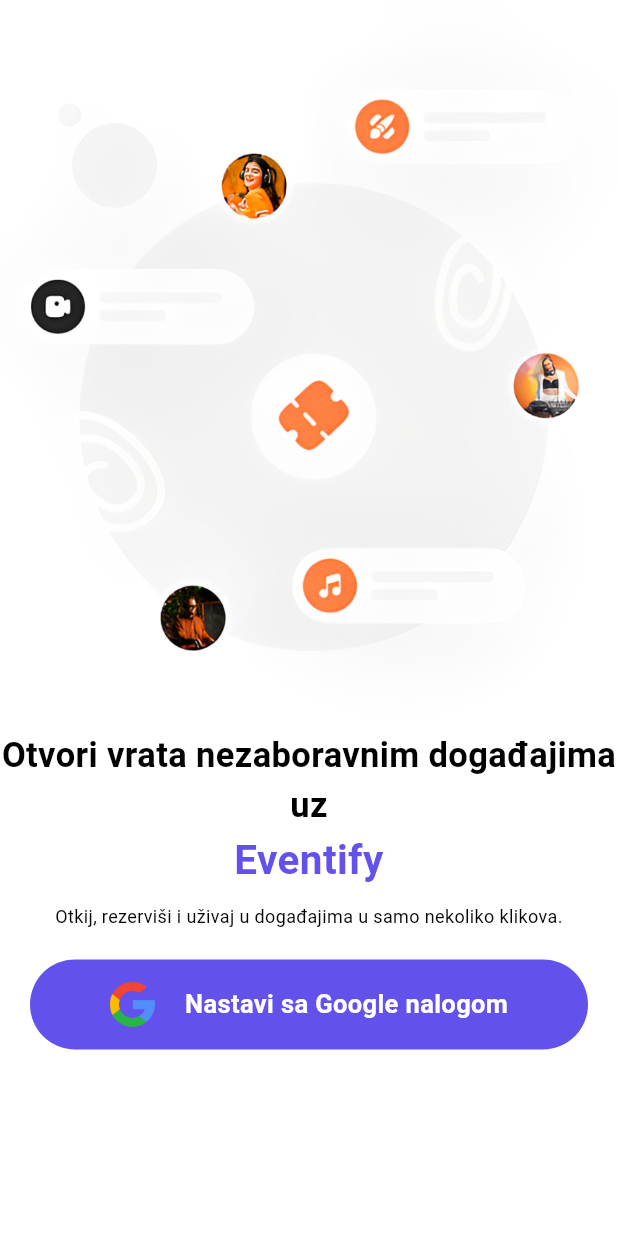
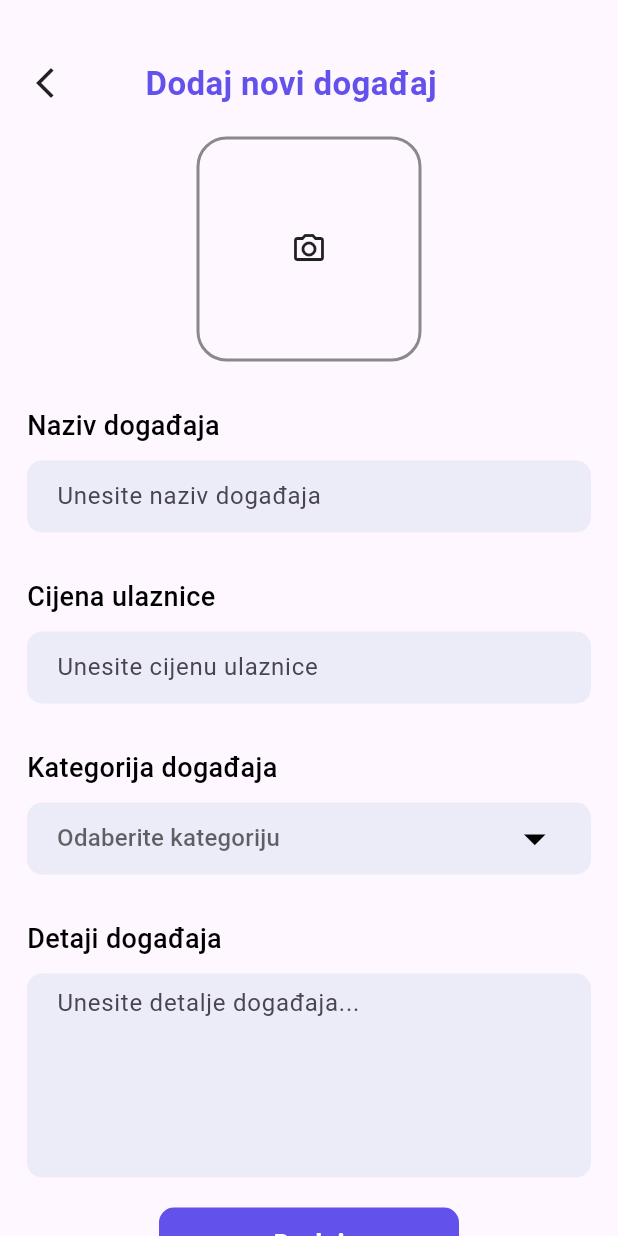
Before and after one commit to ivonaponjarac13/MIT2025-26, a Flutter app: the screen it shows after launch, on a phone screen of 412 x 824 dp. Run offline on Flutter 3.47's test engine with Material 3 defaults, Android fonts, the phone set to English and light mode, and no system bars; our stand-ins replace cloud_firestore, curved_navigation_bar, firebase_auth, firebase_core, google_sign_in; accounts and stored records are empty.

Commit message:
Razrada dodavanja dogadjaja za admina

```diff
--- /dev/null
+++ b/lib/admin/upload_event.dart
@@ -0,0 +1,199 @@
+import 'package:flutter/material.dart';
+
+class UploadEvent extends StatefulWidget {
+  const UploadEvent({super.key});
+
+  @override
+  State<UploadEvent> createState() => _UploadEventState();
+}
+
+class _UploadEventState extends State<UploadEvent> {
+  final List<String> eventcategory = [
+    "Koncert",
+    "Sportski događaj",
+    "Pozorišna predstava",
+    "Film",
+  ];
+  String? value;
+  @override
+  Widget build(BuildContext context) {
+    return Scaffold(
+      body: SingleChildScrollView(
+      child: Container(
+        margin: EdgeInsets.only(top: 40, left: 18, right: 18),
+        child: Column(
+          crossAxisAlignment: CrossAxisAlignment.start,
+          children: [
+            Row(
+              children: [
+                GestureDetector(
+                  onTap: () {
+                    Navigator.pop(context);
+                  },
+                  child: Icon(Icons.arrow_back_ios_new_outlined),
+                ),
+
+                SizedBox(width: MediaQuery.of(context).size.width / 7.5),
+                Text(
+                  "Dodaj novi događaj",
+                  style: TextStyle(
+                    color: Color(0xff6351ec),
+                    fontSize: 22,
+                    fontWeight: FontWeight.bold,
+                  ),
+                ),
+              ],
+            ),
+            SizedBox(height: 20),
+            Center(
+              child: Container(
+                height: 150,
+                width: 150,
+                decoration: BoxDecoration(
+                  border: Border.all(color: Colors.black45, width: 2.0),
+                  borderRadius: BorderRadius.circular(20.0),
+                ),
+                child: Icon(Icons.camera_alt_outlined),
+              ),
+            ),
+            SizedBox(height: 30),
+            Text(
+              "Naziv događaja",
+              style: TextStyle(
+                color: Colors.black,
+                fontSize: 18,
+                fontWeight: FontWeight.w500,
+              ),
+            ),
+            SizedBox(height: 10),
+            Container(
+              padding: EdgeInsets.symmetric(horizontal: 20),
+              width: MediaQuery.of(context).size.width,
+              decoration: BoxDecoration(
+                color: Color(0xffececf8),
+                borderRadius: BorderRadius.circular(10.0),
+              ),
+              child: TextField(
+                decoration: InputDecoration(
+                  border: InputBorder.none,
+                  hintText: "Unesite naziv događaja",
+                ),
+              ),
+            ),
+            SizedBox(height: 30),
+            Text(
+              "Cijena ulaznice",
+              style: TextStyle(
+                color: Colors.black,
+                fontSize: 18,
+                fontWeight: FontWeight.w500,
+              ),
+            ),
+            SizedBox(height: 10),
+            Container(
+              padding: EdgeInsets.symmetric(horizontal: 20),
+              width: MediaQuery.of(context).size.width,
+              decoration: BoxDecoration(
+                color: Color(0xffececf8),
+                borderRadius: BorderRadius.circular(10.0),
+              ),
+              child: TextField(
+                decoration: InputDecoration(
+                  border: InputBorder.none,
+                  hintText: "Unesite cijenu ulaznice",
+                ),
+              ),
+            ),
+            SizedBox(height: 30),
+            Text(
+              "Kategorija događaja",
+              style: TextStyle(
+                color: Colors.black,
+                fontSize: 18,
+                fontWeight: FontWeight.w500,
+              ),
+            ),
+            SizedBox(height: 10),
+            Container(
+              padding: EdgeInsets.symmetric(horizontal: 20),
+              width: MediaQuery.of(context).size.width,
+              decoration: BoxDecoration(
+                color: Color(0xffececf8),
+                borderRadius: BorderRadius.circular(10.0),
+              ),
+              child: DropdownButtonHideUnderline(
+                child: DropdownButton<String>(
+                  items: eventcategory
+                      .map(
+                        (item) => DropdownMenuItem(
+                          value: item,
+                          child: Text(
+                            item,
+                            style: TextStyle(fontSize: 18, color: Colors.black),
+                          ),
+                        ),
+                      )
+                      .toList(),
+                  onChanged: ((value) => setState(() {
+                    this.value = value;
+                  })),
+                  dropdownColor: Colors.white,
+                  hint: Text("Odaberite kategoriju"),
+                  iconSize: 35,
+                  icon: Icon(Icons.arrow_drop_down, color: Colors.black),
+                  value: value,
+                ),
+              ),
+            ),
+            SizedBox(height: 30),
+            Text(
+              "Detaji događaja",
+              style: TextStyle(
+                color: Colors.black,
+                fontSize: 18,
+                fontWeight: FontWeight.w500,
+              ),
+            ),
+            SizedBox(height: 10),
+            Container(
+              padding: EdgeInsets.symmetric(horizontal: 20),
+              width: MediaQuery.of(context).size.width,
+              decoration: BoxDecoration(
+                color: Color(0xffececf8),
+                borderRadius: BorderRadius.circular(10.0),
+              ),
+              child: TextField(
+                maxLines:5,
+                decoration: InputDecoration(
+                  border: InputBorder.none,
+                  hintText: "Unesite detalje događaja...",
+                ),
+              ),
+            ),
+            SizedBox(height: 20),
+            Center(
+              child: Container(
+                margin: EdgeInsets.only(bottom: 30),
+                height: 50,
+                decoration: BoxDecoration(color: Color(0xff6351ec), borderRadius: BorderRadius.circular(10.0)),
+                width: 200, child:
+                Center(
+                  child: Text(
+                  "Dodaj",
+                  style: TextStyle(
+                    color: Colors.white,
+                    fontSize: 18,
+                    fontWeight: FontWeight.bold,
+                  ),
+                              ),
+                ),
+
+              ),
+            )
+          ],
+        ),
+      ),
+    )
+    );
+  }
+}
--- a/lib/main.dart
+++ b/lib/main.dart
@@ -1,3 +1,4 @@
+import 'package:eventify/admin/upload_event.dart';
 import 'package:eventify/pages/detail_page.dart';
 import 'package:eventify/pages/signup.dart';
 import 'package:flutter/material.dart';
@@ -25,7 +26,7 @@
       theme: ThemeData(
         colorScheme: ColorScheme.fromSeed(seedColor: Colors.deepPurple),
       ),
-      home:  SignUp(), // dodali smo const
+      home:  UploadEvent(), // dodali smo const
     );
   }
 }
--- a/lib/pages/home.dart
+++ b/lib/pages/home.dart
@@ -12,9 +12,9 @@
   Widget build(BuildContext context) {
     return Scaffold(
       body: SafeArea(
-        // <-- Dodano
+
         child: SingleChildScrollView(
-          // <-- Dodano
+
           child: Container(
             padding: const EdgeInsets.only(right: 20, top: 20, left: 20.0),
             width: MediaQuery.of(context).size.width,
```
